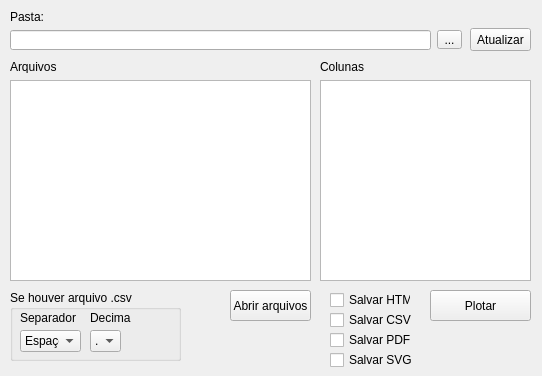
Above: compare-results/app2/window.ui from RodLondero/mestrado-codes before the change. Below: the same form after it.
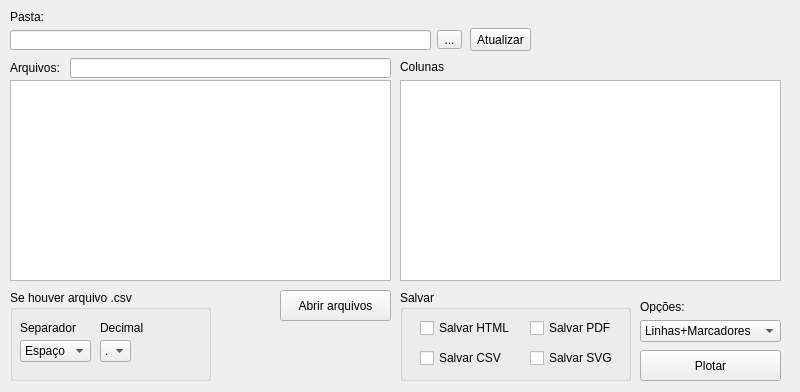
That is the form after the change.

Commit message: Filter file list

Diff of the .ui file:
```diff
--- a/compare-results/app2/window.ui
+++ b/compare-results/app2/window.ui
@@ -6,8 +6,8 @@
    <rect>
     <x>0</x>
     <y>0</y>
-    <width>542</width>
-    <height>376</height>
+    <width>800</width>
+    <height>392</height>
    </rect>
   </property>
   <property name="windowTitle">
@@ -32,8 +32,8 @@
      <rect>
       <x>10</x>
       <y>60</y>
-      <width>47</width>
-      <height>13</height>
+      <width>111</width>
+      <height>16</height>
      </rect>
     </property>
     <property name="text">
@@ -66,9 +66,9 @@
    <widget class="QPushButton" name="btnAbrir">
     <property name="geometry">
      <rect>
-      <x>230</x>
+      <x>280</x>
       <y>290</y>
-      <width>81</width>
+      <width>111</width>
       <height>31</height>
      </rect>
     </property>
@@ -85,7 +85,7 @@
    <widget class="QLabel" name="label_3">
     <property name="geometry">
      <rect>
-      <x>320</x>
+      <x>400</x>
       <y>60</y>
       <width>47</width>
       <height>13</height>
@@ -98,9 +98,9 @@
    <widget class="QPushButton" name="btnPlotar">
     <property name="geometry">
      <rect>
-      <x>430</x>
-      <y>290</y>
-      <width>101</width>
+      <x>640</x>
+      <y>350</y>
+      <width>141</width>
       <height>31</height>
      </rect>
     </property>
@@ -113,8 +113,8 @@
      <rect>
       <x>10</x>
       <y>290</y>
-      <width>171</width>
-      <height>71</height>
+      <width>201</width>
+      <height>91</height>
      </rect>
     </property>
     <property name="title">
@@ -124,8 +124,8 @@
      <property name="geometry">
       <rect>
        <x>10</x>
-       <y>40</y>
-       <width>61</width>
+       <y>50</y>
+       <width>71</width>
        <height>22</height>
       </rect>
      </property>
@@ -148,8 +148,8 @@
     <widget class="QComboBox" name="comboDecimal">
      <property name="geometry">
       <rect>
-       <x>80</x>
-       <y>40</y>
+       <x>90</x>
+       <y>50</y>
        <width>31</width>
        <height>22</height>
       </rect>
@@ -168,9 +168,9 @@
     <widget class="QLabel" name="label_4">
      <property name="geometry">
       <rect>
-       <x>80</x>
-       <y>20</y>
-       <width>41</width>
+       <x>90</x>
+       <y>30</y>
+       <width>61</width>
        <height>16</height>
       </rect>
      </property>
@@ -182,7 +182,7 @@
      <property name="geometry">
       <rect>
        <x>10</x>
-       <y>20</y>
+       <y>30</y>
        <width>61</width>
        <height>16</height>
       </rect>
@@ -197,7 +197,7 @@
      <rect>
       <x>10</x>
       <y>80</y>
-      <width>301</width>
+      <width>381</width>
       <height>201</height>
      </rect>
     </property>
@@ -205,9 +205,9 @@
    <widget class="QListWidget" name="listColunas">
     <property name="geometry">
      <rect>
-      <x>320</x>
+      <x>400</x>
       <y>80</y>
-      <width>211</width>
+      <width>381</width>
       <height>201</height>
      </rect>
     </property>
@@ -225,11 +225,23 @@
      <string>Atualizar</string>
     </property>
    </widget>
+   <widget class="QGroupBox" name="groupBox_2">
+    <property name="geometry">
+     <rect>
+      <x>400</x>
+      <y>290</y>
+      <width>231</width>
+      <height>91</height>
+     </rect>
+    </property>
+    <property name="title">
+     <string>Salvar</string>
+    </property>
    <widget class="QCheckBox" name="checkBoxCSV">
     <property name="geometry">
      <rect>
-      <x>330</x>
-      <y>310</y>
+       <x>20</x>
+       <y>58</y>
       <width>111</width>
       <height>20</height>
      </rect>
@@ -238,24 +250,11 @@
      <string>Salvar CSV</string>
     </property>
    </widget>
-   <widget class="QCheckBox" name="checkBoxPDF">
-    <property name="geometry">
-     <rect>
-      <x>330</x>
-      <y>330</y>
-      <width>111</width>
-      <height>20</height>
-     </rect>
-    </property>
-    <property name="text">
-     <string>Salvar PDF</string>
-    </property>
-   </widget>
    <widget class="QCheckBox" name="checkBoxSVG">
     <property name="geometry">
      <rect>
-      <x>330</x>
-      <y>350</y>
+       <x>130</x>
+       <y>58</y>
       <width>111</width>
       <height>20</height>
      </rect>
@@ -264,17 +263,79 @@
      <string>Salvar SVG</string>
     </property>
    </widget>
+    <widget class="QCheckBox" name="checkBoxPDF">
+     <property name="geometry">
+      <rect>
+       <x>130</x>
+       <y>28</y>
+       <width>111</width>
+       <height>20</height>
+      </rect>
+     </property>
+     <property name="text">
+      <string>Salvar PDF</string>
+     </property>
+    </widget>
    <widget class="QCheckBox" name="checkBoxHTML">
     <property name="geometry">
      <rect>
-      <x>330</x>
-      <y>290</y>
-      <width>81</width>
+       <x>20</x>
+       <y>28</y>
+       <width>101</width>
       <height>20</height>
      </rect>
     </property>
     <property name="text">
      <string>Salvar HTML</string>
+     </property>
+    </widget>
+   </widget>
+   <widget class="QComboBox" name="comboOpcoes">
+    <property name="geometry">
+     <rect>
+      <x>640</x>
+      <y>320</y>
+      <width>141</width>
+      <height>22</height>
+     </rect>
+    </property>
+    <item>
+     <property name="text">
+      <string>Linhas+Marcadores</string>
+     </property>
+    </item>
+    <item>
+     <property name="text">
+      <string>Linhas</string>
+     </property>
+    </item>
+    <item>
+     <property name="text">
+      <string>Marcadores</string>
+     </property>
+    </item>
+   </widget>
+   <widget class="QLabel" name="label_6">
+    <property name="geometry">
+     <rect>
+      <x>640</x>
+      <y>300</y>
+      <width>47</width>
+      <height>13</height>
+     </rect>
+    </property>
+    <property name="text">
+     <string>Opções:</string>
+    </property>
+   </widget>
+   <widget class="QLineEdit" name="editFiltro">
+    <property name="geometry">
+     <rect>
+      <x>70</x>
+      <y>58</y>
+      <width>321</width>
+      <height>20</height>
+     </rect>
     </property>
    </widget>
   </widget>
```
Lines whose indentation alone changed are shown as unchanged. The commit also changes 1 other file.
